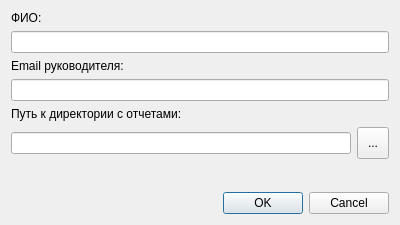
First picture: the form in dialogsettingsedit.ui, repository molotov-dmitry/work-report, before the edit.
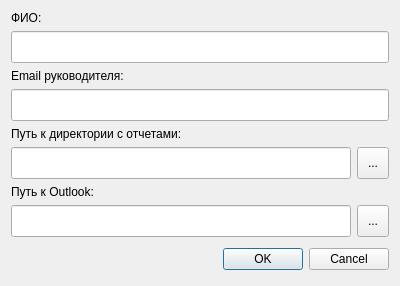
Second picture: the form after the edit.

Commit message: Added Outlook support; Added settings directory getter class.

The edit to the form file:
```diff
--- a/dialogsettingsedit.ui
+++ b/dialogsettingsedit.ui
@@ -7,7 +7,7 @@
     <x>0</x>
     <y>0</y>
     <width>400</width>
-    <height>225</height>
+    <height>286</height>
    </rect>
   </property>
   <property name="windowTitle">
@@ -25,7 +25,14 @@
     </widget>
    </item>
    <item>
-    <widget class="QLineEdit" name="editName"/>
+    <widget class="QLineEdit" name="editName">
+     <property name="minimumSize">
+      <size>
+       <width>32</width>
+       <height>32</height>
+      </size>
+     </property>
+    </widget>
    </item>
    <item>
     <widget class="QLabel" name="label">
@@ -38,7 +45,14 @@
     </widget>
    </item>
    <item>
-    <widget class="QLineEdit" name="editMailTo"/>
+    <widget class="QLineEdit" name="editMailTo">
+     <property name="minimumSize">
+      <size>
+       <width>32</width>
+       <height>32</height>
+      </size>
+     </property>
+    </widget>
    </item>
    <item>
     <widget class="QLabel" name="label_3">
@@ -53,7 +67,14 @@
    <item>
     <layout class="QHBoxLayout" name="horizontalLayout">
      <item>
-      <widget class="QLineEdit" name="editReportDir"/>
+      <widget class="QLineEdit" name="editReportDir">
+       <property name="minimumSize">
+        <size>
+         <width>32</width>
+         <height>32</height>
+        </size>
+       </property>
+      </widget>
      </item>
      <item>
       <widget class="QToolButton" name="buttonSetReportDirectory">
@@ -70,6 +91,57 @@
      </item>
     </layout>
    </item>
+   <item>
+    <widget class="QWidget" name="widgetOutlookPath" native="true">
+     <layout class="QGridLayout" name="gridLayout">
+      <property name="leftMargin">
+       <number>0</number>
+      </property>
+      <property name="topMargin">
+       <number>0</number>
+      </property>
+      <property name="rightMargin">
+       <number>0</number>
+      </property>
+      <property name="bottomMargin">
+       <number>0</number>
+      </property>
+      <item row="1" column="0">
+       <widget class="QLineEdit" name="editOutlookPath">
+        <property name="minimumSize">
+         <size>
+          <width>32</width>
+          <height>32</height>
+         </size>
+        </property>
+       </widget>
+      </item>
+      <item row="1" column="1">
+       <widget class="QToolButton" name="buttonSetOutlookPath">
+        <property name="minimumSize">
+         <size>
+          <width>32</width>
+          <height>32</height>
+         </size>
+        </property>
+        <property name="text">
+         <string>...</string>
+        </property>
+       </widget>
+      </item>
+      <item row="0" column="0" colspan="2">
+       <widget class="QLabel" name="label_4">
+        <property name="text">
+         <string>Путь к Outlook:</string>
+        </property>
+        <property name="alignment">
+         <set>Qt::AlignBottom|Qt::AlignLeading|Qt::AlignLeft</set>
+        </property>
+       </widget>
+      </item>
+     </layout>
+    </widget>
+   </item>
    <item>
     <spacer name="verticalSpacer">
      <property name="orientation">
@@ -85,6 +157,12 @@
    </item>
    <item>
     <widget class="QDialogButtonBox" name="buttonBox">
+     <property name="minimumSize">
+      <size>
+       <width>0</width>
+       <height>32</height>
+      </size>
+     </property>
      <property name="orientation">
       <enum>Qt::Horizontal</enum>
      </property>
```
The commit also changes 10 other files.
